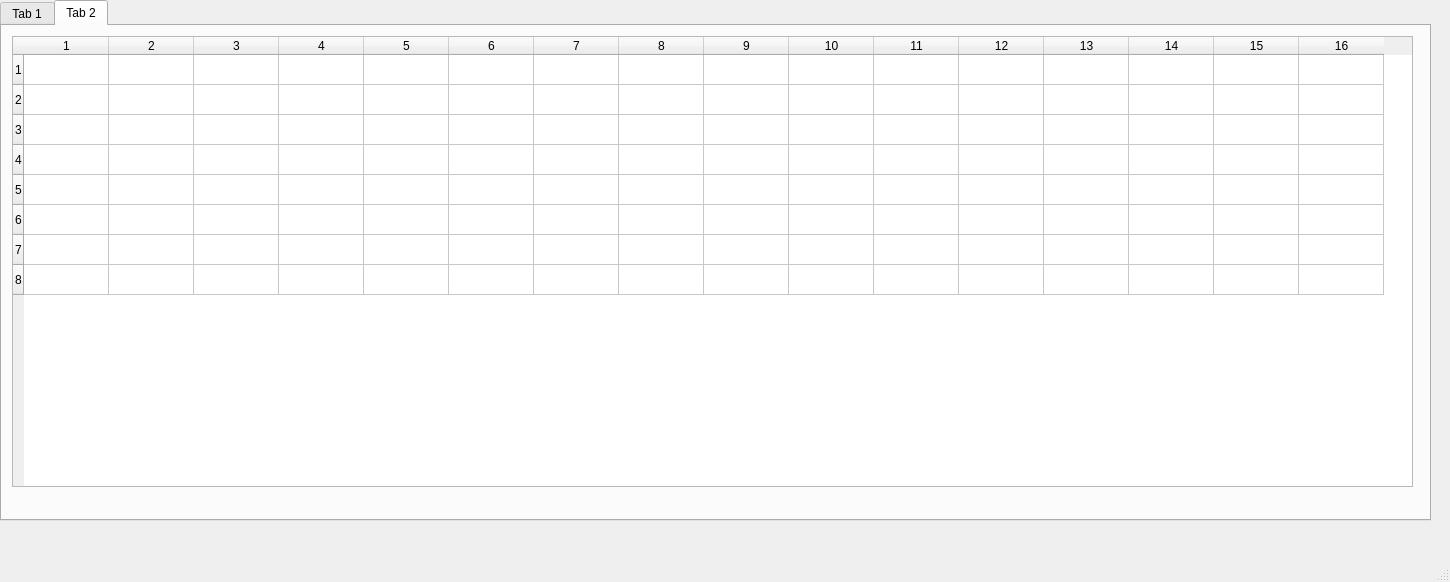
ArkadiiKozlov/TzkViewer, file mainwindow.ui: the form before one commit.
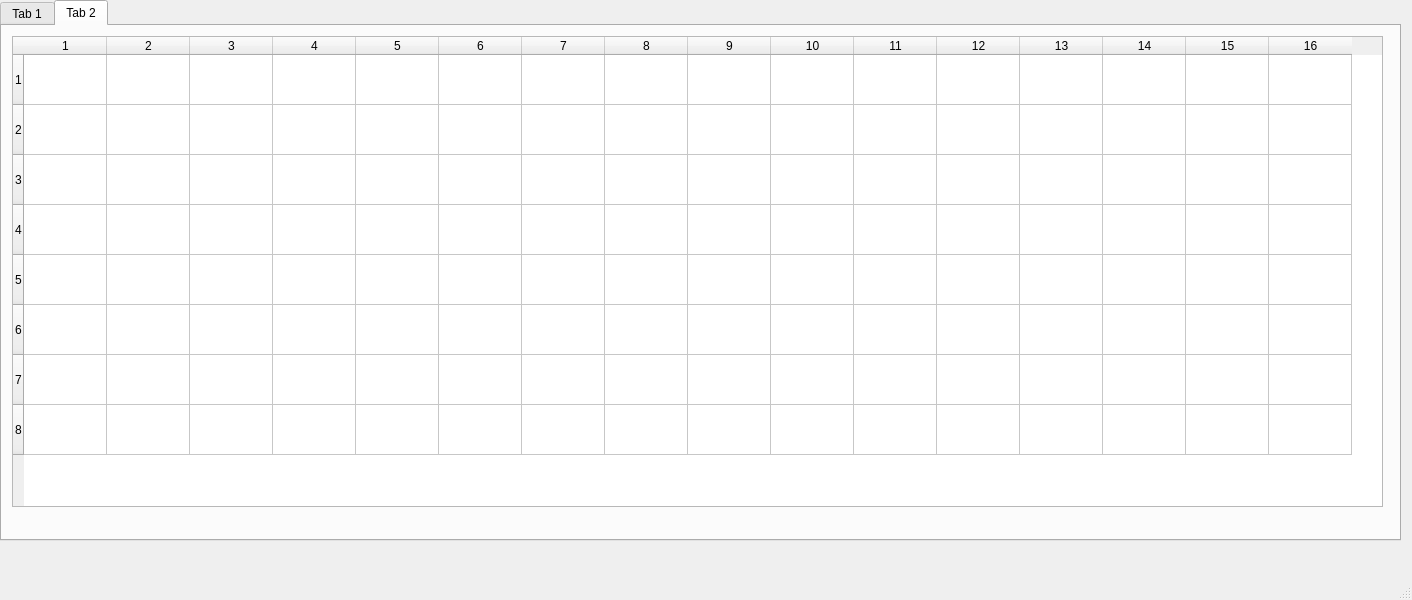
The form after the commit.

Commit message: resizing form

```diff
--- a/mainwindow.ui
+++ b/mainwindow.ui
@@ -6,8 +6,8 @@
    <rect>
     <x>0</x>
     <y>0</y>
-    <width>1450</width>
-    <height>582</height>
+    <width>1412</width>
+    <height>600</height>
    </rect>
   </property>
   <property name="windowTitle">
@@ -19,8 +19,8 @@
      <rect>
       <x>0</x>
       <y>0</y>
-      <width>1431</width>
-      <height>521</height>
+      <width>1401</width>
+      <height>541</height>
      </rect>
     </property>
     <property name="currentIndex">
@@ -70,8 +70,8 @@
        <rect>
         <x>10</x>
         <y>10</y>
-        <width>1401</width>
-        <height>451</height>
+        <width>1371</width>
+        <height>471</height>
        </rect>
       </property>
       <property name="rowCount">
@@ -80,8 +80,17 @@
       <property name="columnCount">
        <number>16</number>
       </property>
+      <attribute name="horizontalHeaderMinimumSectionSize">
+       <number>83</number>
+      </attribute>
       <attribute name="horizontalHeaderDefaultSectionSize">
-       <number>85</number>
+       <number>83</number>
+      </attribute>
+      <attribute name="verticalHeaderMinimumSectionSize">
+       <number>50</number>
+      </attribute>
+      <attribute name="verticalHeaderDefaultSectionSize">
+       <number>50</number>
       </attribute>
       <row/>
       <row/>
```
Left out of the diff: 17 changed lines with no effect on the pictures. The commit also changes 1 other file.
